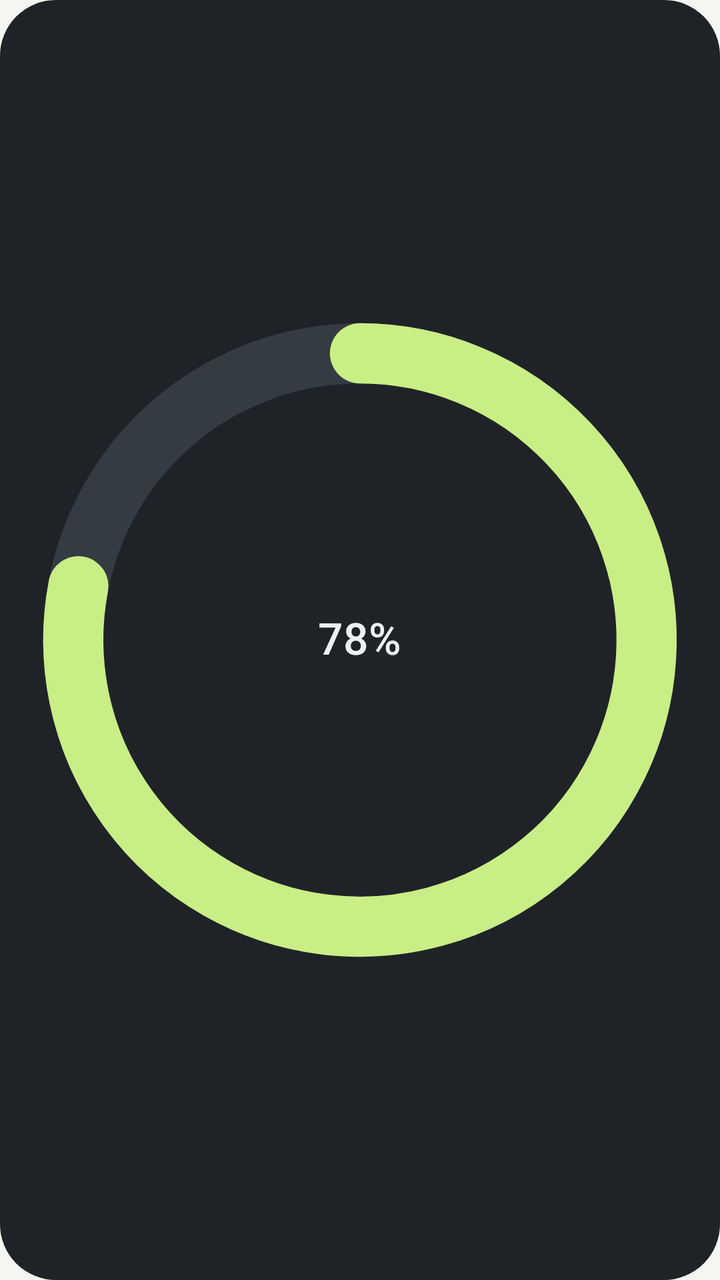
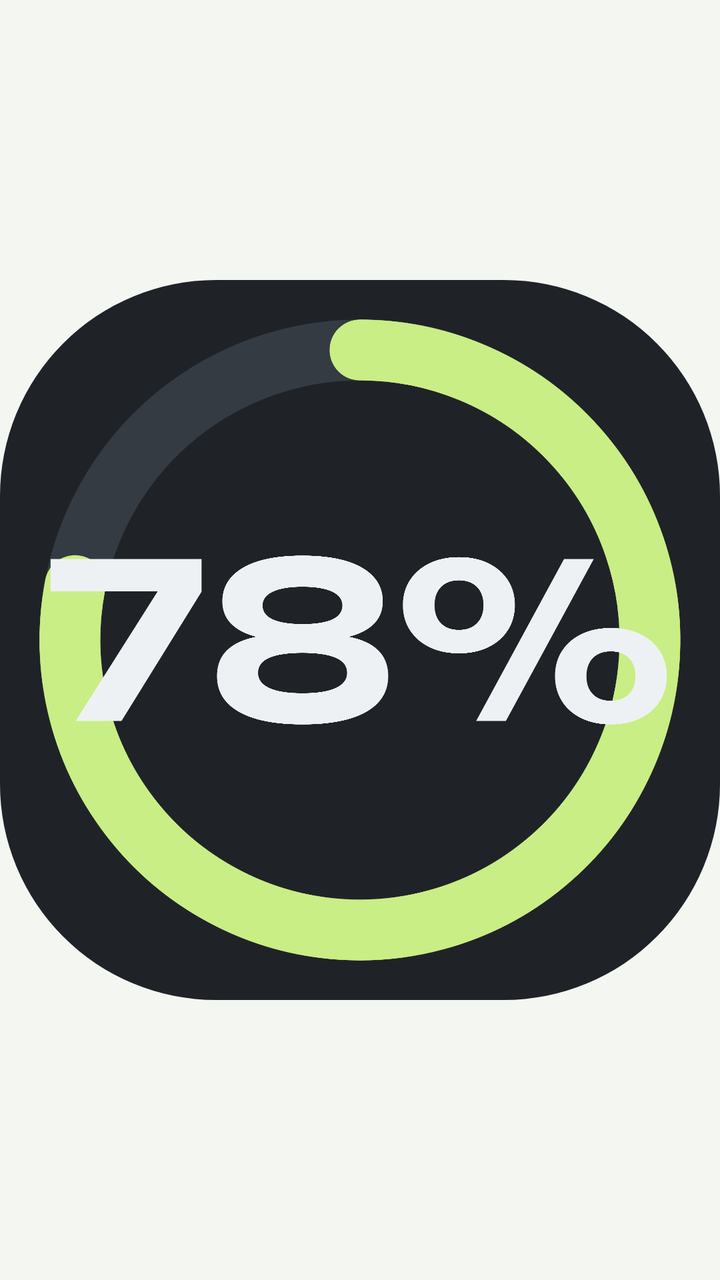

Screens rendered from an Android XML layout before and after an edit, with the pre-edit source and the edit as a unified diff.
<!-- AndroidManifest.xml: application theme Theme.EcoWi -->
<!-- res/layout/widget_mini_preview.xml -->
<?xml version="1.0" encoding="utf-8"?>
<FrameLayout xmlns:android="http://schemas.android.com/apk/res/android"
    android:layout_width="match_parent"
    android:layout_height="match_parent">

    <ImageView
        android:layout_width="match_parent"
        android:layout_height="match_parent"
        android:importantForAccessibility="no"
        android:scaleType="fitXY"
        android:src="@drawable/w_bg_shape"
        android:tint="@color/ew_w_bg_dark" />

    <FrameLayout
        android:layout_width="match_parent"
        android:layout_height="match_parent"
        android:layout_margin="8dp">

        <ImageView
            android:layout_width="match_parent"
            android:layout_height="match_parent"
            android:importantForAccessibility="no"
            android:scaleType="fitCenter"
            android:src="@drawable/preview_ring" />

        <TextView
            style="@style/EW.Widget.Soc"
            android:layout_width="wrap_content"
            android:layout_height="wrap_content"
            android:layout_gravity="center"
            android:text="@string/preview_soc"
            android:textColor="@color/ew_w_text_dark" />
    </FrameLayout>
</FrameLayout>
<!-- resources referenced by this layout -->
<resources>
  <color name="ew_w_bg_dark">@color/ew_wall_bottom</color>
  <color name="ew_w_text_dark">#FFEEF1F4</color>
  <!-- drawable preview_ring (drawable) -->
  <?xml version="1.0" encoding="utf-8"?>
  <vector xmlns:android="http://schemas.android.com/apk/res/android"
      android:width="48dp" android:height="48dp" android:viewportWidth="48" android:viewportHeight="48">
      <path android:pathData="M24,4 A20,20 0 1,1 23.99,4" android:strokeColor="@color/ew_w_track_dark" android:strokeWidth="4.2" android:fillColor="#00000000" />
      <path android:pathData="M24.00,4.00 A20,20 0 1,1 4.35,20.25" android:strokeColor="@color/ew_batt_high_dark" android:strokeWidth="4.2" android:strokeLineCap="round" android:fillColor="#00000000" />
  </vector>
  <!-- drawable w_bg_shape (drawable) -->
  <?xml version="1.0" encoding="utf-8"?>
  <shape xmlns:android="http://schemas.android.com/apk/res/android" android:shape="rectangle">
      <corners android:radius="@dimen/ew_widget_radius" />
      <solid android:color="#FFFFFFFF" />
  </shape>
  <string name="preview_soc" formatted="false">78%</string>
  <style name="EW.Widget.Soc" parent="">
          <item name="android:textColor">@color/ew_w_text_auto</item>
          <item name="android:textSize">22sp</item>
          <item name="android:fontFamily">sans-serif-medium</item>
          <item name="android:includeFontPadding">false</item>
          <item name="android:maxLines">1</item>
      </style>
  <style name="Theme.EcoWi" parent="android:Theme.Material.Light.NoActionBar">
          <item name="android:windowBackground">@color/ew_app_bg</item>
          <item name="android:statusBarColor">@android:color/transparent</item>
          <item name="android:navigationBarColor">@android:color/transparent</item>
      </style>
  <color name="ew_wall_bottom">#FF1F2328</color>
  <color name="ew_w_track_dark">#FF343B43</color>
  <color name="ew_batt_high_dark">@color/ew_neon_tube</color>
  <dimen name="ew_widget_radius">24dp</dimen>
  <color name="ew_w_text_auto">@color/ew_w_text_light</color>
  <color name="ew_app_bg">#FFF4F6F1</color>
  <color name="ew_neon_tube">#FFC9EE85</color>
  <color name="ew_w_text_light">#FF15181C</color>
</resources>

<!-- the commit's change to res/layout/widget_mini_preview.xml (unified diff, before → after) -->
@@ -7,28 +7,24 @@
         android:layout_width="match_parent"
         android:layout_height="match_parent"
         android:importantForAccessibility="no"
-        android:scaleType="fitXY"
-        android:src="@drawable/w_bg_shape"
+        android:scaleType="fitCenter"
+        android:src="@drawable/w_bg_square"
         android:tint="@color/ew_w_bg_dark" />
 
-    <FrameLayout
+    <ImageView
         android:layout_width="match_parent"
         android:layout_height="match_parent"
-        android:layout_margin="8dp">
+        android:layout_margin="6dp"
+        android:importantForAccessibility="no"
+        android:scaleType="fitCenter"
+        android:src="@drawable/preview_ring" />
 
-        <ImageView
-            android:layout_width="match_parent"
-            android:layout_height="match_parent"
-            android:importantForAccessibility="no"
-            android:scaleType="fitCenter"
-            android:src="@drawable/preview_ring" />
-
-        <TextView
-            style="@style/EW.Widget.Soc"
-            android:layout_width="wrap_content"
-            android:layout_height="wrap_content"
-            android:layout_gravity="center"
-            android:text="@string/preview_soc"
-            android:textColor="@color/ew_w_text_dark" />
-    </FrameLayout>
+    <ImageView
+        android:layout_width="match_parent"
+        android:layout_height="match_parent"
+        android:layout_margin="24dp"
+        android:importantForAccessibility="no"
+        android:scaleType="fitCenter"
+        android:src="@drawable/preview_soc"
+        android:tint="@color/ew_w_text_dark" />
 </FrameLayout>
<!-- resource entries referenced after the edit -->
@@ -9,20 +9,20 @@
       <path android:pathData="M24,4 A20,20 0 1,1 23.99,4" android:strokeColor="@color/ew_w_track_dark" android:strokeWidth="4.2" android:fillColor="#00000000" />
       <path android:pathData="M24.00,4.00 A20,20 0 1,1 4.35,20.25" android:strokeColor="@color/ew_batt_high_dark" android:strokeWidth="4.2" android:strokeLineCap="round" android:fillColor="#00000000" />
   </vector>
-  <!-- drawable w_bg_shape (drawable) -->
+  <!-- drawable preview_soc (drawable) -->
   <?xml version="1.0" encoding="utf-8"?>
-  <shape xmlns:android="http://schemas.android.com/apk/res/android" android:shape="rectangle">
-      <corners android:radius="@dimen/ew_widget_radius" />
-      <solid android:color="#FFFFFFFF" />
-  </shape>
-  <string name="preview_soc" formatted="false">78%</string>
-  <style name="EW.Widget.Soc" parent="">
-          <item name="android:textColor">@color/ew_w_text_auto</item>
-          <item name="android:textSize">22sp</item>
-          <item name="android:fontFamily">sans-serif-medium</item>
-          <item name="android:includeFontPadding">false</item>
-          <item name="android:maxLines">1</item>
-      </style>
+  <vector xmlns:android="http://schemas.android.com/apk/res/android"
+      android:width="63.71dp" android:height="27.28dp"
+      android:viewportWidth="2896" android:viewportHeight="1240">
+      <path android:fillColor="#FFFFFFFF" android:pathData="M128 995 542 343 541 396H12V245H713V396L341 995ZM1181 229Q1362 229 1458 285Q1554 341 1554 441Q1554 531 1469.5 577.5Q1385 624 1234 619V599Q1397 587 1488 635.5Q1579 684 1579 787Q1579 895 1477 953Q1375 1011 1181 1011Q989 1011 886.5 953Q784 895 784 787Q784 684 875 635.5Q966 587 1129 599V619Q978 624 893.5 577.5Q809 531 809 441Q809 341 905 285Q1001 229 1181 229ZM1181 866Q1282 866 1335 842Q1388 818 1388 772Q1388 725 1335 702.5Q1282 680 1181 680Q1080 680 1027.5 702.5Q975 725 975 772Q975 818 1027.5 842Q1080 866 1181 866ZM1181 546Q1241 546 1282.5 536.5Q1324 527 1345 508Q1366 489 1366 460Q1366 419 1318.5 396.5Q1271 374 1181 374Q1092 374 1044 396.5Q996 419 996 460Q996 489 1017.5 508Q1039 527 1080.5 536.5Q1122 546 1181 546ZM1907 682Q1830 682 1771.5 654Q1713 626 1680 575.5Q1647 525 1647 458Q1647 392 1680 342Q1713 292 1771.5 264Q1830 236 1907 236Q1985 236 2043 264Q2101 292 2134 342Q2167 392 2167 458Q2167 525 2134 575.5Q2101 626 2043 654Q1985 682 1907 682ZM1907 573Q1960 573 1990.5 542.5Q2021 512 2021 459Q2021 406 1991 375Q1961 344 1907 344Q1854 344 1824 375Q1794 406 1794 459Q1794 512 1824 542.5Q1854 573 1907 573ZM2612 1011Q2535 1011 2476.5 983Q2418 955 2385.5 904Q2353 853 2353 787Q2353 720 2385.5 670Q2418 620 2476.5 592Q2535 564 2612 564Q2690 564 2748 592Q2806 620 2839 670Q2872 720 2872 787Q2872 853 2839 904Q2806 955 2748 983Q2690 1011 2612 1011ZM2612 901Q2665 901 2695.5 871Q2726 841 2726 787Q2726 734 2696 703.5Q2666 673 2612 673Q2559 673 2529 703.5Q2499 734 2499 787Q2499 841 2529 871Q2559 901 2612 901ZM2395 245H2533L2125 995H1987Z" />
+  </vector>
+  <!-- drawable w_bg_square (drawable) -->
+  <?xml version="1.0" encoding="utf-8"?>
+  <vector xmlns:android="http://schemas.android.com/apk/res/android"
+      android:width="100dp" android:height="100dp" android:viewportWidth="100" android:viewportHeight="100">
+      <path android:fillColor="#FFFFFFFF"
+          android:pathData="M30,0 H70 A30,30 0 0,1 100,30 V70 A30,30 0 0,1 70,100 H30 A30,30 0 0,1 0,70 V30 A30,30 0 0,1 30,0 Z" />
+  </vector>
   <style name="Theme.EcoWi" parent="android:Theme.Material.Light.NoActionBar">
           <item name="android:windowBackground">@color/ew_app_bg</item>
           <item name="android:statusBarColor">@android:color/transparent</item>
@@ -31,10 +31,7 @@
   <color name="ew_wall_bottom">#FF1F2328</color>
   <color name="ew_w_track_dark">#FF343B43</color>
   <color name="ew_batt_high_dark">@color/ew_neon_tube</color>
-  <dimen name="ew_widget_radius">24dp</dimen>
-  <color name="ew_w_text_auto">@color/ew_w_text_light</color>
   <color name="ew_app_bg">#FFF4F6F1</color>
   <color name="ew_neon_tube">#FFC9EE85</color>
-  <color name="ew_w_text_light">#FF15181C</color>
 </resources>
 
